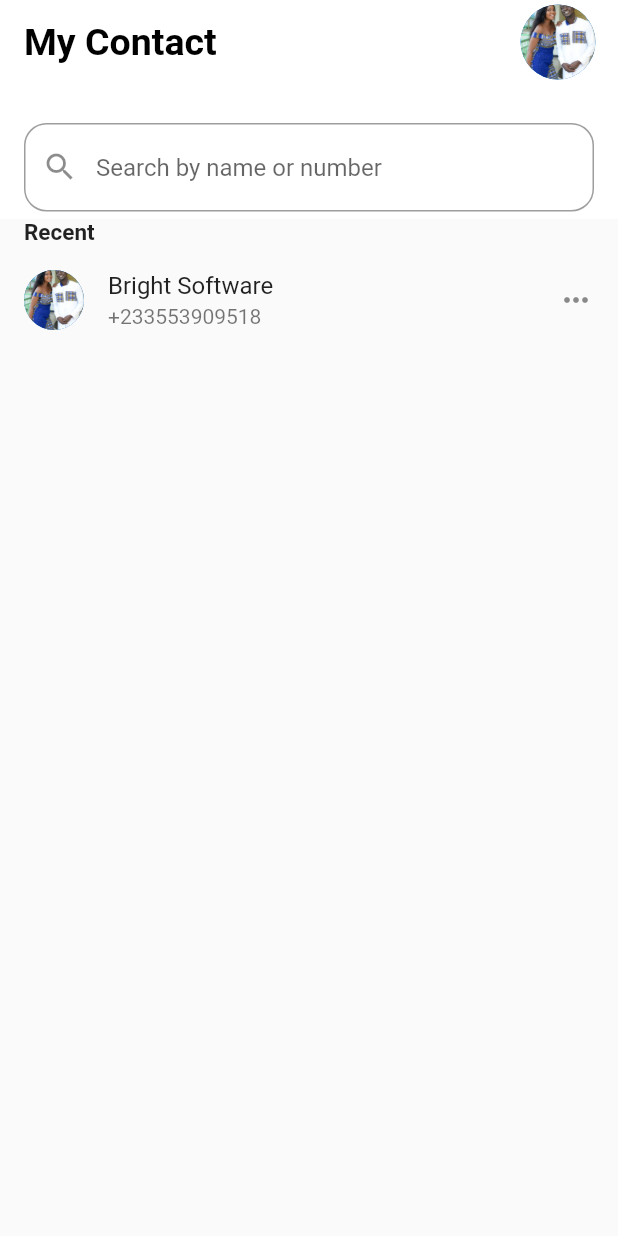
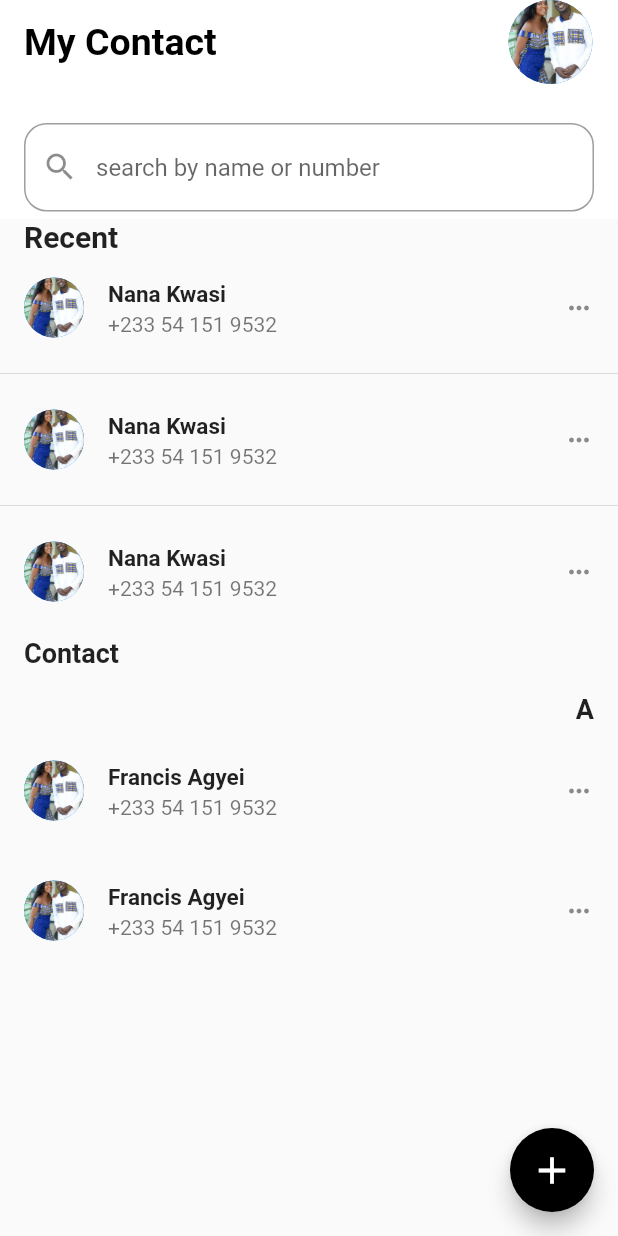
Before and after one commit to marzukatu18/Contact_application, a Flutter app: the screen it shows after launch, on a phone screen of 412 x 824 dp. Run offline on Flutter 3.47's test engine with Material 2 defaults, Android fonts, the phone set to English and light mode, and no system bars; missing offline and left inert: dart:html.

Commit message:
no change

```diff
--- a/lib/home_page.dart
+++ b/lib/home_page.dart
@@ -1,9 +1,10 @@
-import 'dart:html';
-import 'dart:ui';
-
 import 'package:flutter/material.dart';
 
+import 'contact_view.dart';
+
 class HomePage extends StatelessWidget {
+  const HomePage({Key? key}) : super(key: key);
+
   @override
   Widget build(BuildContext context) {
     return Scaffold(
@@ -11,57 +12,121 @@ class HomePage extends StatelessWidget {
             backgroundColor: Colors.white,
             elevation: 0,
             centerTitle: false,
-        title: Text(
-          "My Contact",
+            title: Text('My Contact',
                 style: TextStyle(
-              color: Colors.black, fontSize: 25.0, fontWeight: FontWeight.w600),
-        ),
+                    color: Colors.black,
+                    fontSize: 25.0,
+                    fontWeight: FontWeight.w600)),
             actions: [
               Padding(
                 padding: const EdgeInsets.only(right: 15),
                 child: CircleAvatar(
                   backgroundImage: AssetImage('assets/maa.jpg'),
-              radius: 25,
+                  radius: 30.0,
                 ),
               )
             ],
             bottom: PreferredSize(
                 preferredSize: Size.fromHeight(90),
                 child: Padding(
-            padding: const EdgeInsets.symmetric(horizontal: 16, vertical: 5),
+                  padding:
+                      const EdgeInsets.symmetric(horizontal: 16, vertical: 5),
                   child: TextField(
                     decoration: InputDecoration(
                       prefixIcon: Icon(Icons.search),
-                hintText: 'Search by name or number',
+                      hintText: 'search by name or number',
                       border: OutlineInputBorder(
-                  borderRadius: BorderRadius.circular(15),
+                          borderRadius: BorderRadius.circular(15)),
                     ),
                   ),
-            ),
-          ),
-        ),
-      ),
+                ))),
         body: SafeArea(
           child: ListView(
+            shrinkWrap: true,
             children: [
-            Padding(
+              const Padding(
                   padding: const EdgeInsets.only(left: 16),
                   child: Text(
                     'Recent',
-                style: TextStyle(fontSize: 15, fontWeight: FontWeight.w600),
-              ),
-            ),
-            ListTile(
+                    style:
+                        TextStyle(fontSize: 20.0, fontWeight: FontWeight.w600),
+                  )),
+              ListView.separated(
+                shrinkWrap: true,
+                itemBuilder: (BuildContext context, int index) {
+                  return const ListTile(
                     leading: CircleAvatar(
                       backgroundImage: AssetImage('assets/maa.jpg'),
                     ),
-              title: Text('Bright Software'),
-              subtitle: Text('+233553909518'),
-              trailing: Icon(Icons.more_horiz),
+                    title: Text(
+                      'Nana Kwasi',
+                      style: TextStyle(
+                          fontSize: 15.0, fontWeight: FontWeight.w600),
                     ),
+                    subtitle: Text('+233 54 151 9532'),
+                    trailing: Icon(
+                      Icons.more_horiz,
+                      size: 20,
+                    ),
+                  );
+                },
+                separatorBuilder: (context, index) {
+                  return const Divider();
+                },
+                itemCount: 3,
+              ),
+              const Padding(
+                  padding: EdgeInsets.symmetric(horizontal: 16, vertical: 8),
+                  child: Text('Contact',
+                      style: TextStyle(
+                          fontSize: 18, fontWeight: FontWeight.w600))),
+              const Padding(
+                  padding: EdgeInsets.symmetric(horizontal: 16, vertical: 8),
+                  child: Text('A',
+                      textAlign: TextAlign.right,
+                      style: TextStyle(
+                          fontSize: 18, fontWeight: FontWeight.w600))),
+              ListView.separated(
+                  shrinkWrap: true,
+                  itemBuilder: (context, index) {
+                    return ListTile(
+                      onTap: () {
+                        Navigator.of(context).push(
+                            MaterialPageRoute(builder: (BuildContext context) {
+                          return ContactView();
+                        }));
+                      },
+                      leading: CircleAvatar(
+                        backgroundImage: AssetImage('assets/maa.jpg'),
+                      ),
+                      title: Text(
+                        'Francis Agyei',
+                        style: TextStyle(
+                            fontSize: 15.0, fontWeight: FontWeight.w600),
+                      ),
+                      subtitle: Text('+233 54 151 9532'),
+                      trailing: Icon(
+                        Icons.more_horiz,
+                        size: 20,
+                      ),
+                    );
+                  },
+                  separatorBuilder: (context, index) {
+                    return const SizedBox(
+                      height: 8,
+                    );
+                  },
+                  itemCount: 2)
             ],
           ),
         ),
-    );
+        floatingActionButton: FloatingActionButton(
+          child: Icon(
+            Icons.add,
+            size: 30,
+          ),
+          onPressed: () {},
+          backgroundColor: Colors.black,
+        ));
   }
 }
```
Lines whose indentation alone changed are shown as unchanged.
